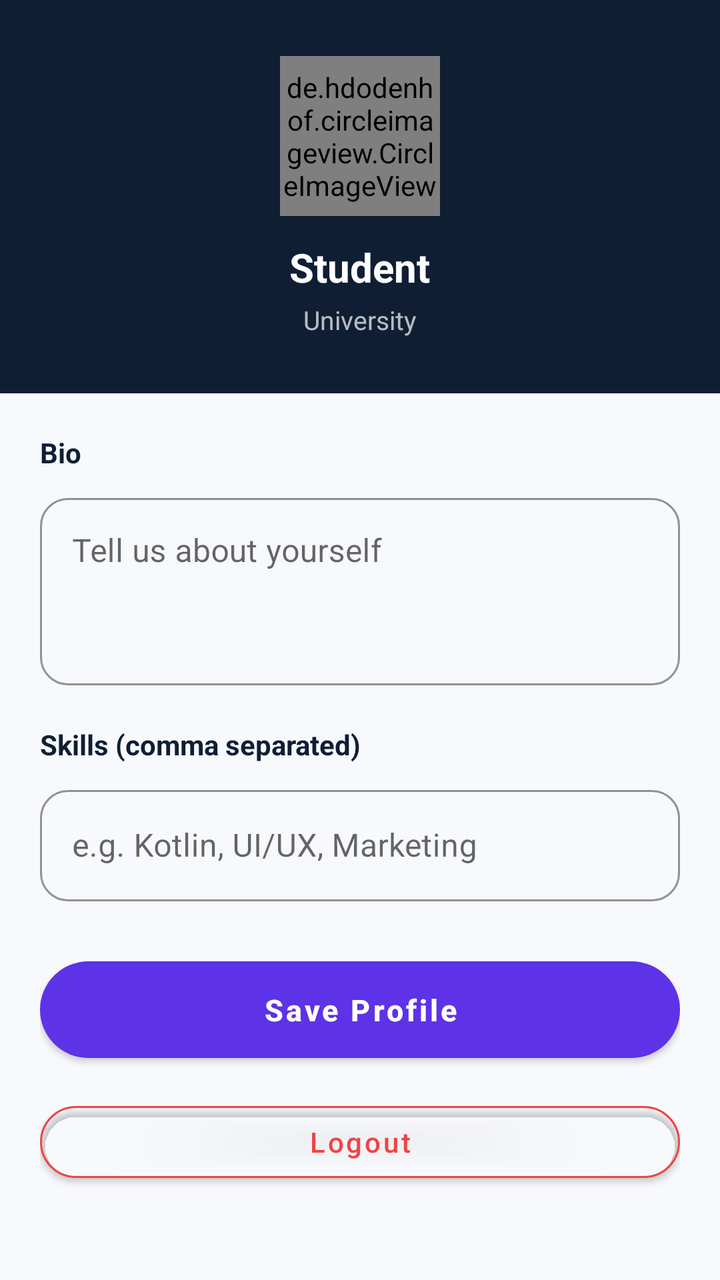
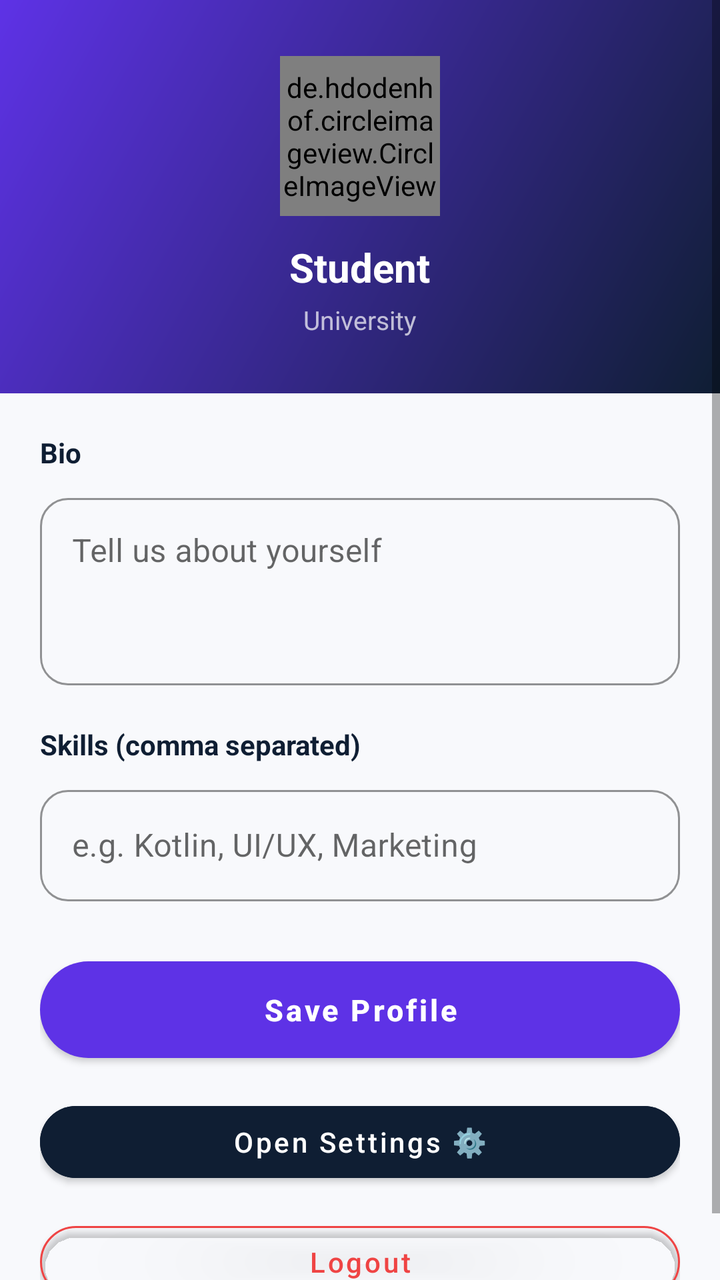

Compare the two renders of this Android layout. The source of the first and the diff that turns it into the second are given below.
<!-- AndroidManifest.xml: application theme Theme.PitchPerfect -->
<!-- res/layout/fragment_profile.xml -->
<?xml version="1.0" encoding="utf-8"?>
<ScrollView xmlns:android="http://schemas.android.com/apk/res/android"
    xmlns:app="http://schemas.android.com/apk/res-auto"
    android:layout_width="match_parent"
    android:layout_height="match_parent"
    android:background="@color/bg_light">

    <LinearLayout
        android:layout_width="match_parent"
        android:layout_height="wrap_content"
        android:orientation="vertical">

        
        <LinearLayout
            android:layout_width="match_parent"
            android:layout_height="wrap_content"
            android:background="@color/navy"
            android:orientation="vertical"
            android:gravity="center"
            android:padding="28dp">

            <de.hdodenhof.circleimageview.CircleImageView
                android:layout_width="80dp"
                android:layout_height="80dp"
                android:background="@color/purple"
                android:src="@android:drawable/ic_menu_myplaces"
                app:civ_border_color="@color/white"
                app:civ_border_width="3dp" />

            <TextView
                android:id="@+id/tvProfileName"
                android:layout_width="wrap_content"
                android:layout_height="wrap_content"
                android:layout_marginTop="12dp"
                android:text="Student"
                android:textColor="@color/white"
                android:textSize="20sp"
                android:textStyle="bold" />

            <TextView
                android:id="@+id/tvProfileUniversity"
                android:layout_width="wrap_content"
                android:layout_height="wrap_content"
                android:layout_marginTop="4dp"
                android:text="University"
                android:textColor="#B3FFFFFF"
                android:textSize="13sp" />
        </LinearLayout>

        <LinearLayout
            android:layout_width="match_parent"
            android:layout_height="wrap_content"
            android:orientation="vertical"
            android:padding="20dp">

            <TextView
                android:layout_width="wrap_content"
                android:layout_height="wrap_content"
                android:text="Bio"
                android:textColor="@color/text_dark"
                android:textSize="14sp"
                android:textStyle="bold"
                android:layout_marginBottom="8dp" />

            <com.google.android.material.textfield.TextInputLayout
                style="@style/PitchInput"
                android:layout_width="match_parent"
                android:layout_height="wrap_content"
                android:hint="Tell us about yourself">
                <com.google.android.material.textfield.TextInputEditText
                    android:id="@+id/etBio"
                    android:layout_width="match_parent"
                    android:layout_height="wrap_content"
                    android:minLines="3"
                    android:gravity="top" />
            </com.google.android.material.textfield.TextInputLayout>

            <TextView
                android:layout_width="wrap_content"
                android:layout_height="wrap_content"
                android:layout_marginTop="20dp"
                android:text="Skills (comma separated)"
                android:textColor="@color/text_dark"
                android:textSize="14sp"
                android:textStyle="bold"
                android:layout_marginBottom="8dp" />

            <com.google.android.material.textfield.TextInputLayout
                style="@style/PitchInput"
                android:layout_width="match_parent"
                android:layout_height="wrap_content"
                android:hint="e.g. Kotlin, UI/UX, Marketing">
                <com.google.android.material.textfield.TextInputEditText
                    android:id="@+id/etSkills"
                    android:layout_width="match_parent"
                    android:layout_height="wrap_content" />
            </com.google.android.material.textfield.TextInputLayout>

            <com.google.android.material.button.MaterialButton
                android:id="@+id/btnSaveProfile"
                style="@style/PitchButton"
                android:layout_width="match_parent"
                android:layout_height="wrap_content"
                android:layout_marginTop="24dp"
                android:text="Save Profile" />

            <com.google.android.material.button.MaterialButton
                android:id="@+id/btnLogout"
                android:layout_width="match_parent"
                android:layout_height="wrap_content"
                android:layout_marginTop="12dp"
                android:text="Logout"
                android:textColor="@color/red"
                android:textAllCaps="false"
                android:backgroundTint="@android:color/transparent"
                app:strokeColor="@color/red"
                app:strokeWidth="1dp"
                app:cornerRadius="28dp" />
        </LinearLayout>
    </LinearLayout>
</ScrollView>
<!-- resources referenced by this layout -->
<resources>
  <color name="bg_light">#F8F9FC</color>
  <color name="navy">#0F1E33</color>
  <color name="purple">#5E32E6</color>
  <color name="red">#EF4444</color>
  <color name="text_dark">#0F1E33</color>
  <color name="white">#FFFFFF</color>
  <style name="PitchButton" parent="Widget.MaterialComponents.Button">
          <item name="android:textAllCaps">false</item>
          <item name="android:textSize">15sp</item>
          <item name="android:textStyle">bold</item>
          <item name="cornerRadius">28dp</item>
          <item name="android:paddingTop">14dp</item>
          <item name="android:paddingBottom">14dp</item>
          <item name="backgroundTint">@color/purple</item>
      </style>
  <style name="PitchInput" parent="Widget.MaterialComponents.TextInputLayout.OutlinedBox">
          <item name="boxCornerRadiusTopStart">14dp</item>
          <item name="boxCornerRadiusTopEnd">14dp</item>
          <item name="boxCornerRadiusBottomStart">14dp</item>
          <item name="boxCornerRadiusBottomEnd">14dp</item>
          <item name="boxStrokeColor">@color/purple</item>
          <item name="hintTextColor">@color/purple</item>
      </style>
  <style name="Theme.PitchPerfect" parent="Theme.MaterialComponents.Light.NoActionBar">
          <item name="colorPrimary">@color/purple</item>
          <item name="colorPrimaryVariant">@color/purple_dark</item>
          <item name="colorOnPrimary">@color/white</item>
          <item name="colorSecondary">@color/navy</item>
          <item name="android:statusBarColor">@color/navy</item>
          <item name="android:windowLightStatusBar">false</item>
          <item name="android:windowBackground">@color/bg_light</item>
      </style>
  <color name="purple_dark">#4A28C0</color>
</resources>

<!-- the commit's change to res/layout/fragment_profile.xml (unified diff, before → after) -->
@@ -14,7 +14,7 @@
         <LinearLayout
             android:layout_width="match_parent"
             android:layout_height="wrap_content"
-            android:background="@color/navy"
+            android:background="@drawable/bg_navy_gradient"
             android:orientation="vertical"
             android:gravity="center"
             android:padding="28dp">
@@ -47,6 +47,7 @@
                 android:textSize="13sp" />
         </LinearLayout>
 
+        
         <LinearLayout
             android:layout_width="match_parent"
             android:layout_height="wrap_content"
@@ -96,6 +97,7 @@
                     android:layout_height="wrap_content" />
             </com.google.android.material.textfield.TextInputLayout>
 
+            
             <com.google.android.material.button.MaterialButton
                 android:id="@+id/btnSaveProfile"
                 style="@style/PitchButton"
@@ -104,6 +106,19 @@
                 android:layout_marginTop="24dp"
                 android:text="Save Profile" />
 
+            
+            <com.google.android.material.button.MaterialButton
+                android:id="@+id/btnSettings"
+                android:layout_width="match_parent"
+                android:layout_height="wrap_content"
+                android:layout_marginTop="12dp"
+                android:text="Open Settings ⚙️"
+                android:textColor="@color/white"
+                android:textAllCaps="false"
+                android:backgroundTint="@color/navy"
+                app:cornerRadius="28dp" />
+
+            
             <com.google.android.material.button.MaterialButton
                 android:id="@+id/btnLogout"
                 android:layout_width="match_parent"
<!-- resource entries referenced after the edit -->
@@ -6,6 +6,15 @@
   <color name="red">#EF4444</color>
   <color name="text_dark">#0F1E33</color>
   <color name="white">#FFFFFF</color>
+  <!-- drawable bg_navy_gradient (drawable) -->
+  <?xml version="1.0" encoding="utf-8"?>
+  <shape xmlns:android="http://schemas.android.com/apk/res/android">
+      <gradient
+          android:angle="135"
+          android:startColor="#0F1E33"
+          android:endColor="#5E32E6"
+          android:type="linear" />
+  </shape>
   <style name="PitchButton" parent="Widget.MaterialComponents.Button">
           <item name="android:textAllCaps">false</item>
           <item name="android:textSize">15sp</item>
